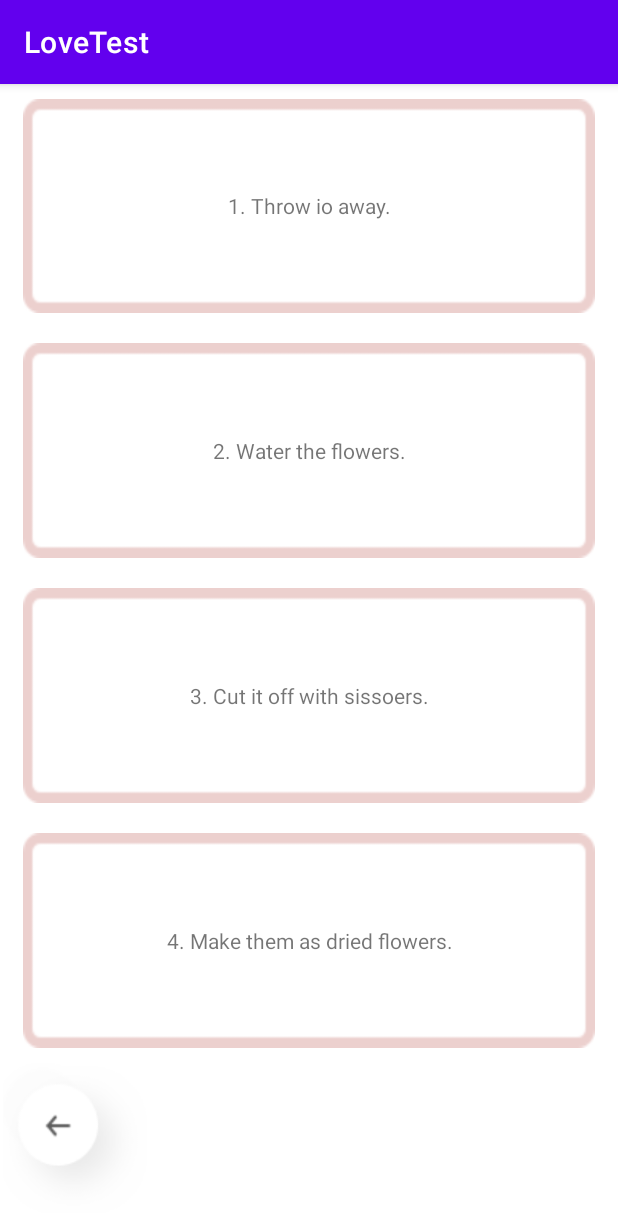
After one commit to realwaterha/LoveTest, an Android app: the fragment SelectionFragment shown on its own in the app's theme, on a phone screen of 412 x 824 dp. The commit adds this screen. Shown: the top 1215 px of the screen. Run offline under Robolectric (Android 15) with nearby library versions, the phone set to English and light mode, and no system bars.

Commit message:
fragment.xml

```diff
--- /dev/null
+++ b/app/src/main/java/com/example/lovetest/fragment/SelectionFragment.kt
@@ -0,0 +1,60 @@
+package com.example.lovetest.fragment
+
+import android.os.Bundle
+import androidx.fragment.app.Fragment
+import android.view.LayoutInflater
+import android.view.View
+import android.view.ViewGroup
+import com.example.lovetest.R
+
+// TODO: Rename parameter arguments, choose names that match
+// the fragment initialization parameters, e.g. ARG_ITEM_NUMBER
+private const val ARG_PARAM1 = "param1"
+private const val ARG_PARAM2 = "param2"
+
+/**
+ * A simple [Fragment] subclass.
+ * Use the [SelectionFragment.newInstance] factory method to
+ * create an instance of this fragment.
+ */
+class SelectionFragment : Fragment() {
+    // TODO: Rename and change types of parameters
+    private var param1: String? = null
+    private var param2: String? = null
+
+    override fun onCreate(savedInstanceState: Bundle?) {
+        super.onCreate(savedInstanceState)
+        arguments?.let {
+            param1 = it.getString(ARG_PARAM1)
+            param2 = it.getString(ARG_PARAM2)
+        }
+    }
+
+    override fun onCreateView(
+        inflater: LayoutInflater, container: ViewGroup?,
+        savedInstanceState: Bundle?
+    ): View? {
+        // Inflate the layout for this fragment
+        return inflater.inflate(R.layout.fragment_selection, container, false)
+    }
+
+    companion object {
+        /**
+         * Use this factory method to create a new instance of
+         * this fragment using the provided parameters.
+         *
+         * @param param1 Parameter 1.
+         * @param param2 Parameter 2.
+         * @return A new instance of fragment SelectionFragment.
+         */
+        // TODO: Rename and change types and number of parameters
+        @JvmStatic
+        fun newInstance(param1: String, param2: String) =
+            SelectionFragment().apply {
+                arguments = Bundle().apply {
+                    putString(ARG_PARAM1, param1)
+                    putString(ARG_PARAM2, param2)
+                }
+            }
+    }
+}
--- /dev/null
+++ b/app/src/main/res/layout/fragment_selection.xml
@@ -0,0 +1,82 @@
+<?xml version="1.0" encoding="utf-8"?>
+<androidx.constraintlayout.widget.ConstraintLayout xmlns:android="http://schemas.android.com/apk/res/android"
+    xmlns:app="http://schemas.android.com/apk/res-auto"
+    xmlns:tools="http://schemas.android.com/tools"
+    android:layout_width="match_parent"
+    android:layout_height="match_parent"
+    tools:context=".fragment.SelectionFragment">
+
+    <LinearLayout
+        android:layout_width="match_parent"
+        android:layout_height="0dp"
+        android:orientation="vertical"
+        android:weightSum="4"
+        android:paddingStart="15dp"
+        android:paddingEnd="15dp"
+        app:layout_constraintBottom_toTopOf="@+id/guideline2"
+        app:layout_constraintEnd_toEndOf="parent"
+        app:layout_constraintStart_toStartOf="parent"
+        app:layout_constraintTop_toTopOf="parent"
+        app:layout_constraintVertical_bias="0.0">
+
+        <TextView
+            android:id="@+id/option_1"
+            android:layout_height="0dp"
+            android:layout_width="match_parent"
+            android:layout_weight="1"
+            android:background="@drawable/selection"
+            android:layout_marginBottom="10dp"
+            android:layout_marginTop="10dp"
+            android:text="1. Throw io away."
+            android:gravity="center"
+            />
+        <TextView
+            android:id="@+id/option_2"
+            android:layout_height="0dp"
+            android:layout_width="match_parent"
+            android:layout_weight="1"
+            android:background="@drawable/selection"
+            android:layout_marginBottom="10dp"
+            android:layout_marginTop="10dp"
+            android:text="2. Water the flowers."
+            android:gravity="center"
+            />
+        <TextView
+            android:id="@+id/option_3"
+            android:layout_height="0dp"
+            android:layout_width="match_parent"
+            android:layout_weight="1"
+            android:background="@drawable/selection"
+            android:layout_marginBottom="10dp"
+            android:layout_marginTop="10dp"
+            android:text="3. Cut it off with sissoers."
+            android:gravity="center"
+            />
+        <TextView
+            android:id="@+id/option_4"
+            android:layout_height="0dp"
+            android:layout_width="match_parent"
+            android:layout_weight="1"
+            android:background="@drawable/selection"
+            android:layout_marginBottom="10dp"
+            android:layout_marginTop="10dp"
+            android:text="4. Make them as dried flowers."
+            android:gravity="center"
+            />
+    </LinearLayout>
+
+    <ImageView
+        android:layout_width="100dp"
+        android:layout_height="100dp"
+        android:src="@drawable/previous"
+        app:layout_constraintTop_toBottomOf="@id/guideline2"
+        app:layout_constraintStart_toStartOf="parent"
+        />
+
+    <androidx.constraintlayout.widget.Guideline
+        android:id="@+id/guideline2"
+        android:layout_width="wrap_content"
+        android:layout_height="wrap_content"
+        android:orientation="horizontal"
+        app:layout_constraintGuide_percent="0.85" />
+</androidx.constraintlayout.widget.ConstraintLayout>
--- a/app/src/main/res/values/strings.xml
+++ b/app/src/main/res/values/strings.xml
@@ -1,3 +1,7 @@
 <resources>
     <string name="app_name">LoveTest</string>
+    <!-- TODO: Remove or change this placeholder text -->
+    <string name="hello_blank_fragment">Hello blank fragment</string>
+    <string name="main_title">Let\'s find out\nyour love type !</string>
+    <string name="question">There were favorite flowers\nin the flower base.\nAs time goes, the flwoers\nhave all withered.\nWhat are you going to do with that?</string>
 </resources>
```
Also changed, not shown: app/src/main/java/com/example/lovetest/fragment/MainFragment.kt (added, +60 -0 lines), app/src/main/java/com/example/lovetest/fragment/QuestionFragment.kt (added, +60 -0 lines), app/src/main/java/com/example/lovetest/fragment/ResultFragment.kt (added, +60 -0 lines), app/src/main/res/layout/activity_main.xml (+15 -1 lines), app/src/main/res/layout/fragment_main.xml (added, +45 -0 lines), app/src/main/res/layout/fragment_question.xml (added, +46 -0 lines), app/src/main/res/layout/fragment_result.xml (added, +48 -0 lines).
